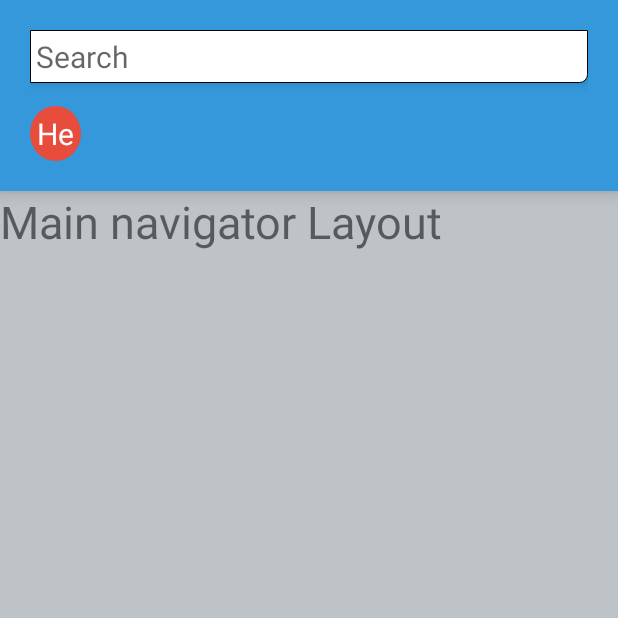
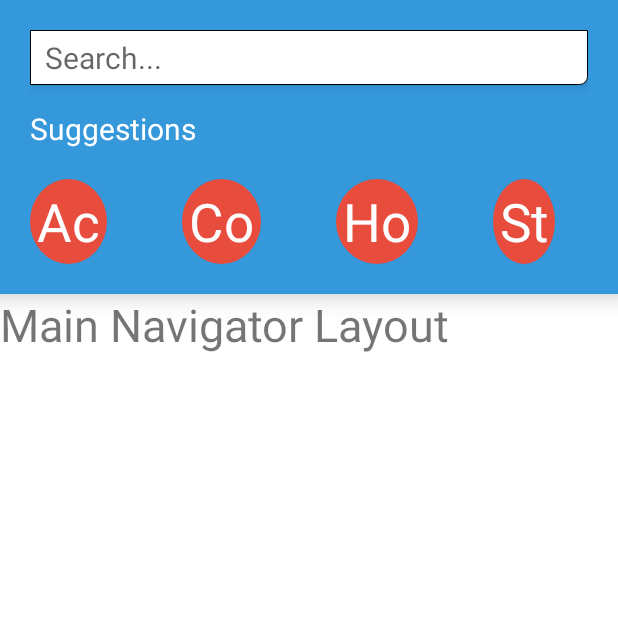
Before and after one commit to gauravagerwala/VIT-StudentHandbook, an Android app: the screen it shows after launch (MainActivity), on a phone screen of 412 x 824 dp, the top half of it. Run offline under Robolectric (Android 15) with nearby library versions, the phone set to English and light mode, and no system bars.

Commit message:
Adding to the start :P
Scrollable Suggestions. OnClicks will be set once individual topics are
populated

```diff
--- /dev/null
+++ b/app/src/main/res/drawable/searchrectangle.xml
@@ -0,0 +1,10 @@
+<?xml version="1.0" encoding="utf-8"?>
+<shape xmlns:android="http://schemas.android.com/apk/res/android" android:shape="rectangle">
+    <solid android:color="#FFF"/>
+    <corners android:topLeftRadius="5dp"/>
+    <corners android:bottomLeftRadius="5dp"/>
+    <corners android:topRightRadius="5dp"/>
+    <corners android:bottomRightRadius="5dp"/>
+    <stroke android:color="#000" android:width="0.5dp"/>
+    <padding android:bottom="5dp" android:left="10dp" android:right="4dp" android:top="5dp"/>
+</shape>
--- a/app/src/main/res/layout/activity_main.xml
+++ b/app/src/main/res/layout/activity_main.xml
@@ -8,34 +8,66 @@
      android:layout_width="fill_parent"
      android:layout_marginTop="0dp"
      android:layout_height="wrap_content" android:padding="20dp" android:orientation="vertical"
-     android:elevation="7dp"
+     android:elevation="10dp"
      android:background="#3498db">
      <EditText
          android:layout_width="fill_parent"
-         android:layout_height="wrap_content" android:hint="Search" android:background="@drawable/searhrectangle"
+         android:layout_height="wrap_content" android:hint="Search..." android:background="@drawable/searchrectangle"
          android:elevation="5dp" android:textColor="#2c3e50" android:cursorVisible="false" android:onClick="searchClick"
          android:textSize="20dp"/>
+     <TextView
+         android:layout_height="wrap_content"
+         android:layout_width="wrap_content"
+         android:layout_marginTop="15dp"
+         android:text="Suggestions"
+         android:textSize="20dp" android:textColor="#FFF"
+          />
+
      <LinearLayout
          android:layout_width="fill_parent"
-         android:layout_height="wrap_content" android:layout_marginTop="15dp">
+         android:layout_height="wrap_content" android:layout_marginTop="20dp">
+         <HorizontalScrollView xmlns:android="http://schemas.android.com/apk/res/android"
+             android:layout_width="wrap_content" android:layout_height="fill_parent">
+         <LinearLayout
+             android:layout_width="wrap_content"
+             android:layout_height="wrap_content">
          <TextView
-             android:layout_width="wrap_content" android:textSize="20dp" android:textColor="#FFF"
-             android:layout_height="wrap_content"  android:text="He" android:background="@drawable/circle"/>
+             android:layout_width="wrap_content" android:textSize="35sp" android:textColor="#FFF"
+             android:layout_height="wrap_content"  android:text="Ac" android:background="@drawable/circle"
+             android:onClick="AcClick" />
+         <TextView
+             android:layout_width="wrap_content" android:textSize="35sp"
+             android:layout_marginLeft="50dp" android:textColor="#FFF"
+             android:layout_height="wrap_content"  android:text="Co" android:background="@drawable/circle"
+             android:onClick="CoClick" />
+         <TextView
+             android:layout_width="wrap_content" android:textSize="35sp"
+             android:layout_marginLeft="50dp" android:textColor="#FFF"
+             android:layout_height="wrap_content"  android:text="Ho" android:background="@drawable/circle"
+             android:onClick="HoClick" />
+         <TextView
+             android:layout_width="wrap_content" android:textSize="35sp"
+             android:layout_marginLeft="50dp" android:textColor="#FFF"
+             android:layout_height="wrap_content"  android:text="St" android:background="@drawable/circle"
+             android:onClick="StClick" />
+         </LinearLayout>
+         </HorizontalScrollView>
      </LinearLayout>
+
  </LinearLayout>
     <LinearLayout
         android:layout_width="fill_parent"
-        android:layout_height="fill_parent" android:id="@+id/mainNavigator" android:background="#bdc3c7">
+        android:layout_height="fill_parent" android:id="@+id/mainNavigator" android:background="#FFFFFF">
         <TextView
             android:layout_width="wrap_content"
-            android:layout_height="wrap_content" android:text="Main navigator Layout" android:textSize="30dp"/>
+            android:layout_height="wrap_content" android:text="Main Navigator Layout" android:textSize="30dp"
+            />
     </LinearLayout>
     <LinearLayout
         android:layout_width="fill_parent"
         android:layout_height="fill_parent" android:id="@+id/searchLayout" android:background="#bdc3c7" android:visibility="gone">
         <TextView
             android:layout_width="wrap_content"
-            android:layout_height="wrap_content" android:text="Search Lyout . earch cards appear here
-            " android:textSize="30dp"/>
+            android:layout_height="wrap_content" android:text="Search Layout. Search cards will appear here" android:textSize="30dp"/>
         </LinearLayout>
 </LinearLayout>
```
Also changed, not shown: 2 other files.
